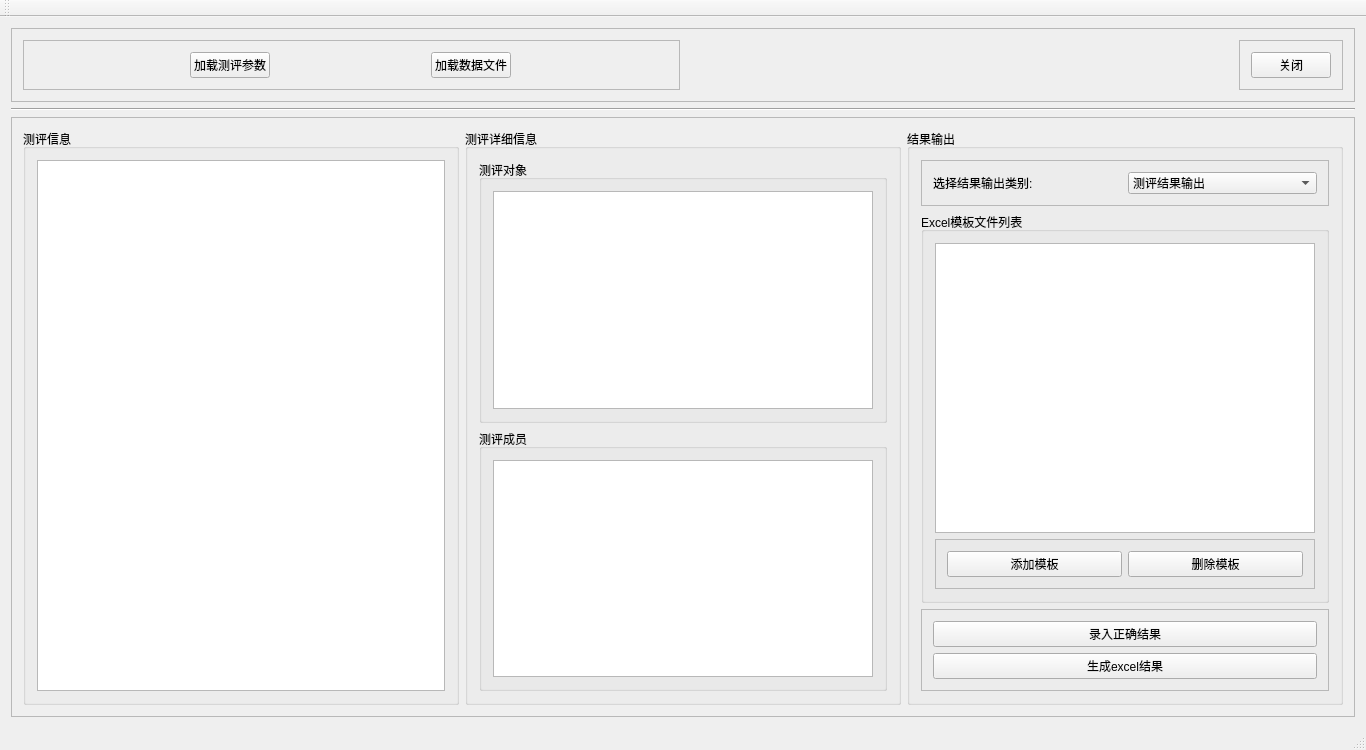
Old version of the form ES2EvaluationResultAnalyse.ui in the repository zhouyiixiiang/ES2EvaluationAnalyze.
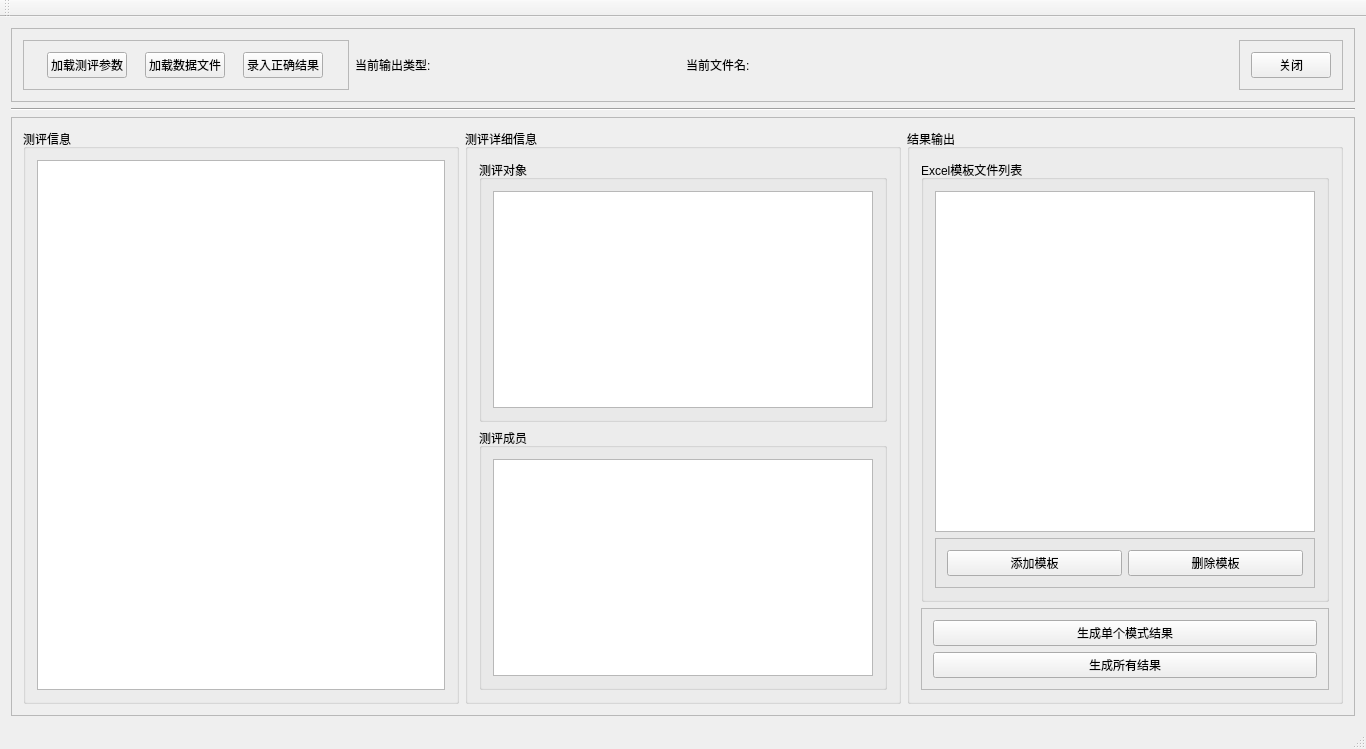
New version of the form.

```diff
--- a/ES2EvaluationResultAnalyse.ui
+++ b/ES2EvaluationResultAnalyse.ui
@@ -7,7 +7,7 @@
     <x>0</x>
     <y>0</y>
     <width>1366</width>
-    <height>750</height>
+    <height>749</height>
    </rect>
   </property>
   <property name="windowTitle">
@@ -65,9 +65,36 @@
             </property>
            </widget>
           </item>
+          <item>
+           <widget class="QPushButton" name="pushButton_7">
+            <property name="sizePolicy">
+             <sizepolicy hsizetype="Maximum" vsizetype="Fixed">
+              <horstretch>0</horstretch>
+              <verstretch>0</verstretch>
+             </sizepolicy>
+            </property>
+            <property name="text">
+             <string>录入正确结果</string>
+            </property>
+           </widget>
+          </item>
          </layout>
         </widget>
        </item>
+       <item>
+        <widget class="QLabel" name="label_2">
+         <property name="text">
+          <string>当前输出类型:</string>
+         </property>
+        </widget>
+       </item>
+       <item>
+        <widget class="QLabel" name="label_3">
+         <property name="text">
+          <string>当前文件名:</string>
+         </property>
+        </widget>
+       </item>
        <item alignment="Qt::AlignRight">
         <widget class="QFrame" name="frame_3">
          <property name="frameShape">
@@ -169,39 +196,6 @@
           <string>结果输出</string>
          </property>
          <layout class="QVBoxLayout" name="verticalLayout_8">
-          <item alignment="Qt::AlignTop">
-           <widget class="QFrame" name="frame_5">
-            <property name="frameShape">
-             <enum>QFrame::StyledPanel</enum>
-            </property>
-            <property name="frameShadow">
-             <enum>QFrame::Raised</enum>
-            </property>
-            <layout class="QHBoxLayout" name="horizontalLayout_4">
-             <item>
-              <widget class="QLabel" name="label">
-               <property name="text">
-                <string>选择结果输出类别:</string>
-               </property>
-              </widget>
-             </item>
-             <item>
-              <widget class="QComboBox" name="comboBox">
-               <item>
-                <property name="text">
-                 <string>测评结果输出</string>
-                </property>
-               </item>
-               <item>
-                <property name="text">
-                 <string>考评结果输出</string>
-                </property>
-               </item>
-              </widget>
-             </item>
-            </layout>
-           </widget>
-          </item>
           <item>
            <widget class="QGroupBox" name="groupBox_6">
             <property name="sizePolicy">
@@ -275,16 +269,16 @@
             </property>
             <layout class="QVBoxLayout" name="verticalLayout_7">
              <item>
-              <widget class="QPushButton" name="pushButton_7">
+              <widget class="QPushButton" name="pushButton_8">
                <property name="text">
-                <string>录入正确结果</string>
+                <string>生成单个模式结果</string>
                </property>
               </widget>
              </item>
              <item>
               <widget class="QPushButton" name="pushButton_4">
                <property name="text">
-                <string>生成excel结果</string>
+                <string>生成所有结果</string>
                </property>
               </widget>
              </item>
```
Left out of the diff: 41 changed lines with no effect on the pictures.
